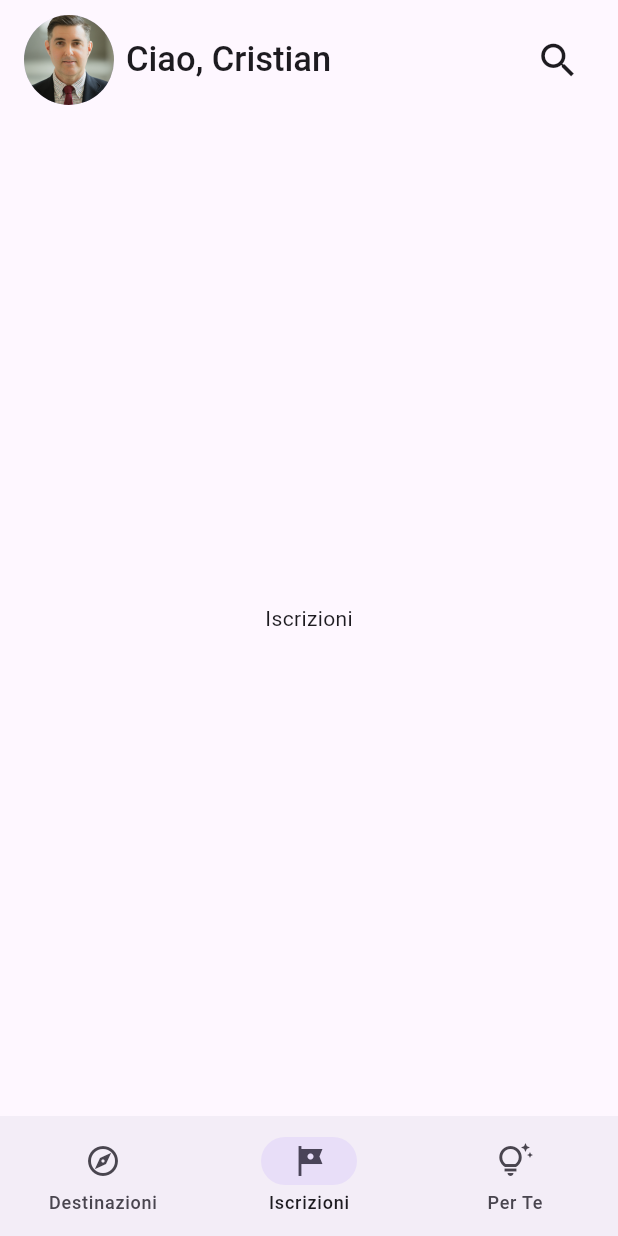
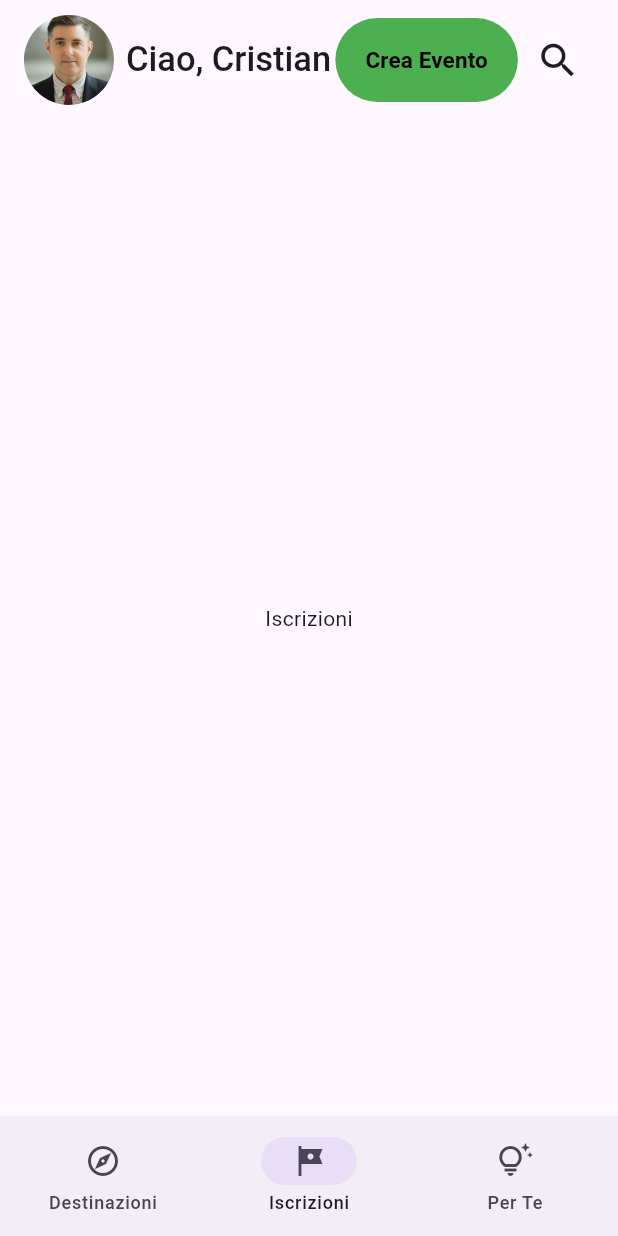
Before and after one commit to sabrin99m/Progetto-PAC-2023-24, a Flutter app: the screen it shows after launch, item 2 of the bottom bar chosen, on a phone screen of 412 x 824 dp. Run offline on Flutter 3.47's test engine with Material 3 defaults, Android fonts, the phone set to English and light mode, and no system bars.

Commit message:
Aggiunto bottone per creare evento

```diff
--- a/Client App/Iterazione 1/mountain_app/lib/Screens/Homepage.dart
+++ b/Client App/Iterazione 1/mountain_app/lib/Screens/Homepage.dart
@@ -1,6 +1,8 @@
 import 'package:flutter/material.dart';
 import 'package:mountain_app/Models/Escursione.dart';
 import 'package:mountain_app/Models/Utente.dart';
+import 'package:mountain_app/Utilities/Constants.dart';
+import 'package:mountain_app/Views/CreateEventView.dart';
 import 'DestinationsScreen.dart';
 import 'ForYouScreen.dart';
 import 'SubscriptionsScreen.dart';
@@ -27,9 +29,12 @@ class _HomepageScreenState extends State<HomepageScreen> {
         toolbarHeight: 80,
         automaticallyImplyLeading: false,
         title: Row(
-          mainAxisAlignment: MainAxisAlignment.start,
+          mainAxisAlignment: MainAxisAlignment.spaceBetween,
           crossAxisAlignment: CrossAxisAlignment.center,
-          children: <Widget>[
+          children: [
+            Row(
+              crossAxisAlignment: CrossAxisAlignment.center,
+              children: [
                 Padding(
                   padding: const EdgeInsets.fromLTRB(0, 0, 8, 0),
                   child: CircleAvatar(
@@ -41,7 +46,26 @@ class _HomepageScreenState extends State<HomepageScreen> {
                   ("Ciao, " + utente.nome),
                   style: TextStyle(fontWeight: FontWeight.w500, fontSize: 23),
                 ),
-            const Spacer(),
+              ],
+            ),
+            FloatingActionButton.extended(
+              elevation: 0,
+              backgroundColor: Colors.green,
+              hoverElevation: 0,
+              shape: RoundedRectangleBorder(
+                  borderRadius: BorderRadius.all(Radius.circular(32))),
+              label: Text(
+                "Crea Evento",
+                style: sottotitoloGrassetto,
+              ),
+              onPressed: () {
+                Navigator.of(context).push(
+                  MaterialPageRoute(
+                    builder: (context) => const CreateEventView(),
+                  ),
+                );
+              },
+            ),
             IconButton(
               icon: const Icon(Icons.search),
               iconSize: 30,
@@ -53,7 +77,6 @@ class _HomepageScreenState extends State<HomepageScreen> {
                 );
               },
             )
-            // Your widgets here
           ],
         ),
       ),
```
Lines whose indentation alone changed are shown as unchanged.
